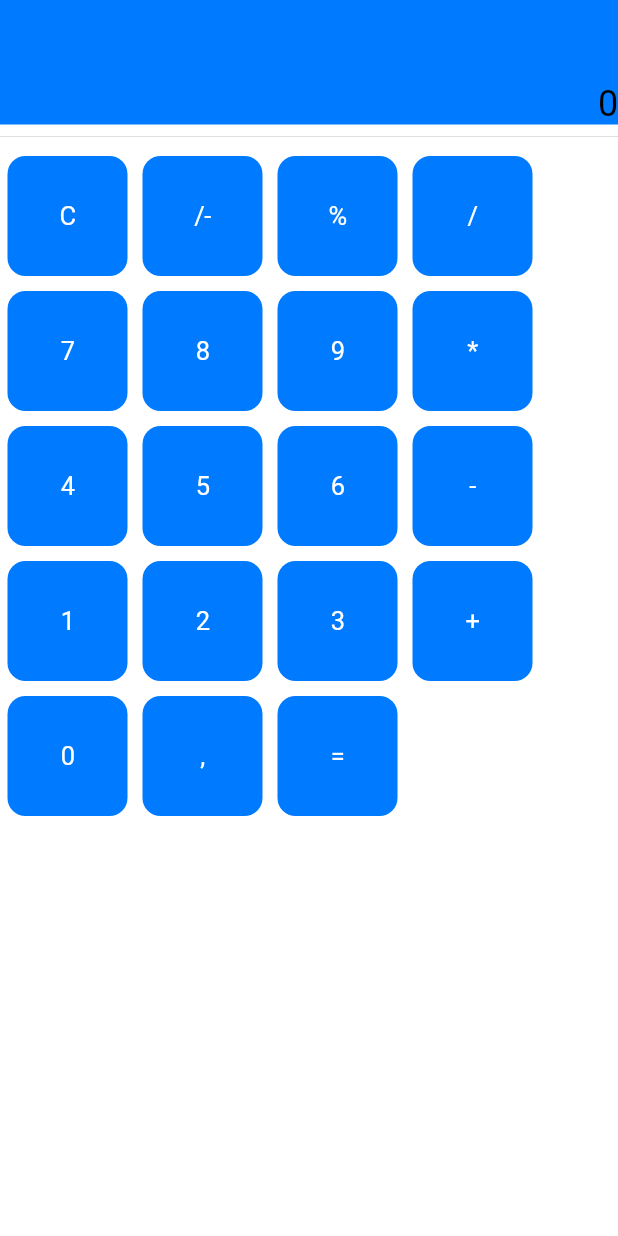
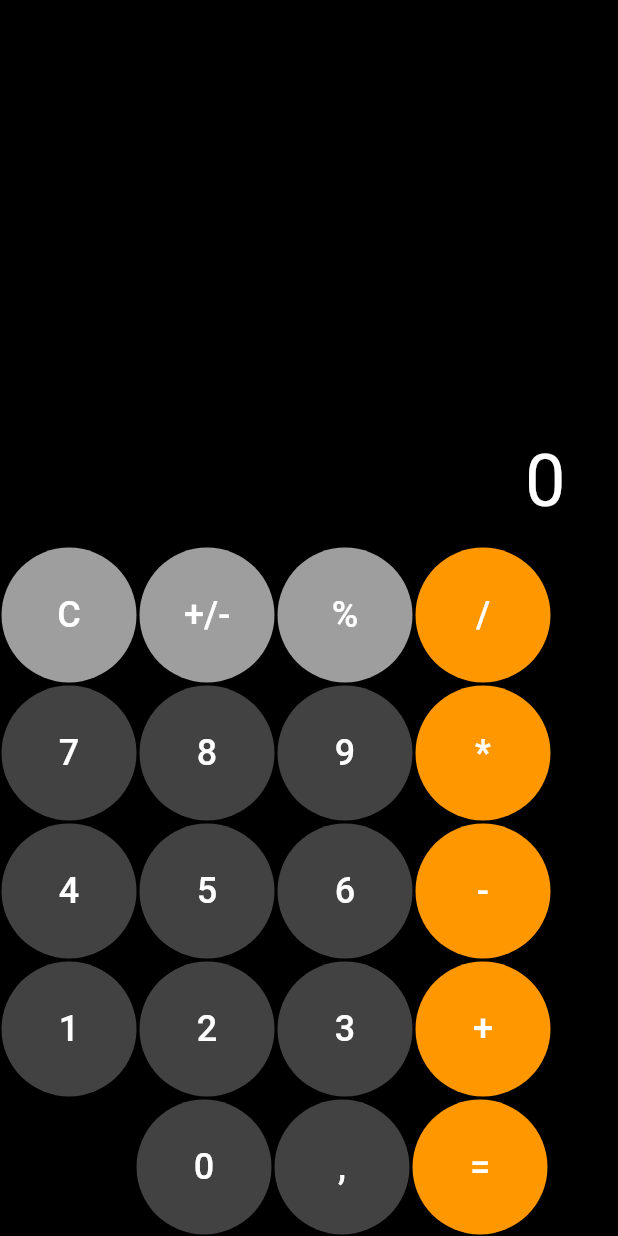
Before and after one commit to aty13/calculator, a Flutter app: the screen it shows after launch, on a phone screen of 412 x 824 dp. Run offline on Flutter 3.47's test engine with Material 2 defaults, Android fonts, the phone set to English and light mode, and no system bars.

Commit message:
updated design

```diff
--- a/lib/main.dart
+++ b/lib/main.dart
@@ -1,8 +1,8 @@
+import 'package:flutter/material.dart';
+import 'package:calculator/widgets/calculator.dart';
+
+import 'package:provider/provider.dart';
 import 'package:calculator/providers/result.dart';
-import 'package:flutter/cupertino.dart';
-import 'package:provider/provider.dart';
-
-import './widgets/calculator.dart';
 
 void main() => runApp(const CalculatorApp());
 
@@ -13,8 +13,9 @@ class CalculatorApp extends StatelessWidget {
   Widget build(BuildContext context) {
     return ChangeNotifierProvider.value(
       value: Result(),
-      child: CupertinoApp(
-        title: 'Flutter Demo',
+      child: const MaterialApp(
+        debugShowCheckedModeBanner: false,
+        title: 'Flutter Calculator',
         home: Calculator(),
       ),
     );
--- a/lib/widgets/button.dart
+++ b/lib/widgets/button.dart
@@ -1,38 +1,35 @@
-import 'package:flutter/cupertino.dart';
+import 'package:flutter/material.dart';
 
-class CalcButton extends StatefulWidget {
-  String label;
-  VoidCallback onTap;
-  //Color color;
+class CalculatorButton extends StatelessWidget {
+  final String label;
+  final Color color;
+  final VoidCallback onTap;
 
-  CalcButton({
+  const CalculatorButton({
     Key? key,
     required this.label,
+    required this.color,
     required this.onTap,
-    //required this.color,
   }) : super(key: key);
 
   @override
-  _CalcButtonState createState() => _CalcButtonState();
-}
-
-class _CalcButtonState extends State<CalcButton> {
-  @override
   Widget build(BuildContext context) {
     return Container(
-      padding: EdgeInsets.all(5),
+      margin: const EdgeInsets.all(1),
+      padding: const EdgeInsets.all(5),
       height: 90,
       width: 90,
-      child: CupertinoButton.filled(
-        //alignment: Alignment.center,
+      decoration: BoxDecoration(color: color, borderRadius: BorderRadius.circular(50)),
+      child: TextButton(
         child: Align(
           alignment: Alignment.center,
           child: Text(
-            widget.label,
+            label,
             textAlign: TextAlign.center,
+            style: const TextStyle(color: Colors.white, fontSize: 24),
           ),
         ),
-        onPressed: widget.onTap,
+        onPressed: onTap,
       ),
     );
   }
--- a/lib/widgets/buttons.dart
+++ b/lib/widgets/buttons.dart
@@ -1,44 +1,90 @@
-import 'package:flutter/cupertino.dart';
+import 'package:flutter/material.dart';
 import 'package:provider/provider.dart';
 
-import './button.dart';
-import '../providers/result.dart';
+import 'package:calculator/providers/result.dart';
+import 'package:calculator/widgets/button.dart';
 
 class Buttons extends StatelessWidget {
+  const Buttons({Key? key}) : super(key: key);
+
   @override
   Widget build(BuildContext context) {
-    Result buttonProvider = Provider.of<Result>(context, listen: false);
+    final Result buttonProvider = Provider.of<Result>(context, listen: false);
     return Column(
       children: [
-        Row(children: [
-          CalcButton(label: 'C', onTap: () => buttonProvider.clear()),
-          CalcButton(label: '/-', onTap: () {}),
-          CalcButton(label: '%', onTap: () {}),
-          CalcButton(label: '/', onTap: () => buttonProvider.operand('/'))
-        ]),
-        Row(children: [
-          CalcButton(label: '7', onTap: () => buttonProvider.addNum(7)),
-          CalcButton(label: '8', onTap: () => buttonProvider.addNum(8)),
-          CalcButton(label: '9', onTap: () => buttonProvider.addNum(9)),
-          CalcButton(label: '*', onTap: () => buttonProvider.operand('*'))
-        ]),
-        Row(children: [
-          CalcButton(label: '4', onTap: () => buttonProvider.addNum(4)),
-          CalcButton(label: '5', onTap: () => buttonProvider.addNum(5)),
-          CalcButton(label: '6', onTap: () => buttonProvider.addNum(6)),
-          CalcButton(label: '-', onTap: () => buttonProvider.operand('-'))
-        ]),
-        Row(children: [
-          CalcButton(label: '1', onTap: () => buttonProvider.addNum(1)),
-          CalcButton(label: '2', onTap: () => buttonProvider.addNum(2)),
-          CalcButton(label: '3', onTap: () => buttonProvider.addNum(3)),
-          CalcButton(label: '+', onTap: () => buttonProvider.operand('+'))
-        ]),
-        Row(children: [
-          CalcButton(label: '0', onTap: () => buttonProvider.addNum(0)),
-          CalcButton(label: ',', onTap: () => buttonProvider.addDot()),
-          CalcButton(label: '=', onTap: () => buttonProvider.calculate()),
-        ]),
+        Row(
+          children: [
+            CalculatorButton(
+              label: 'C',
+              color: Colors.grey,
+              onTap: () => buttonProvider.clear(),
+            ),
+            CalculatorButton(
+              label: '+/-',
+              color: Colors.grey,
+              onTap: () {},
+            ),
+            CalculatorButton(
+              label: '%',
+              color: Colors.grey,
+              onTap: () {},
+            ),
+            CalculatorButton(
+              label: '/',
+              color: Colors.orange,
+              onTap: () => buttonProvider.operand('/'),
+            )
+          ],
+        ),
+        Row(
+          children: [
+            CalculatorButton(
+                label: '7', color: Colors.grey.shade800, onTap: () => buttonProvider.addNum(7)),
+            CalculatorButton(
+                label: '8', color: Colors.grey.shade800, onTap: () => buttonProvider.addNum(8)),
+            CalculatorButton(
+                label: '9', color: Colors.grey.shade800, onTap: () => buttonProvider.addNum(9)),
+            CalculatorButton(
+                label: '*', color: Colors.orange, onTap: () => buttonProvider.operand('*'))
+          ],
+        ),
+        Row(
+          children: [
+            CalculatorButton(
+                label: '4', color: Colors.grey.shade800, onTap: () => buttonProvider.addNum(4)),
+            CalculatorButton(
+                label: '5', color: Colors.grey.shade800, onTap: () => buttonProvider.addNum(5)),
+            CalculatorButton(
+                label: '6', color: Colors.grey.shade800, onTap: () => buttonProvider.addNum(6)),
+            CalculatorButton(
+                label: '-', color: Colors.orange, onTap: () => buttonProvider.operand('-'))
+          ],
+        ),
+        Row(
+          children: [
+            CalculatorButton(
+                label: '1', color: Colors.grey.shade800, onTap: () => buttonProvider.addNum(1)),
+            CalculatorButton(
+                label: '2', color: Colors.grey.shade800, onTap: () => buttonProvider.addNum(2)),
+            CalculatorButton(
+                label: '3', color: Colors.grey.shade800, onTap: () => buttonProvider.addNum(3)),
+            CalculatorButton(
+                label: '+', color: Colors.orange, onTap: () => buttonProvider.operand('+'))
+          ],
+        ),
+        Row(
+          children: [
+            const SizedBox(
+              width: 90,
+            ),
+            CalculatorButton(
+                label: '0', color: Colors.grey.shade800, onTap: () => buttonProvider.addNum(0)),
+            CalculatorButton(
+                label: ',', color: Colors.grey.shade800, onTap: () => buttonProvider.addDot()),
+            CalculatorButton(
+                label: '=', color: Colors.orange, onTap: () => buttonProvider.calculate()),
+          ],
+        ),
       ],
     );
   }
--- a/lib/widgets/calculator.dart
+++ b/lib/widgets/calculator.dart
@@ -1,10 +1,11 @@
-import 'package:flutter/cupertino.dart';
 import 'package:flutter/material.dart';
 
-import './display.dart';
-import './buttons.dart';
+import 'package:calculator/widgets/buttons.dart';
+import 'package:calculator/widgets/display.dart';
 
 class Calculator extends StatefulWidget {
+  const Calculator({Key? key}) : super(key: key);
+
   @override
   State<Calculator> createState() => _CalculatorState();
 }
@@ -12,17 +13,17 @@ class Calculator extends StatefulWidget {
 class _CalculatorState extends State<Calculator> {
   @override
   Widget build(BuildContext context) {
-    return CupertinoPageScaffold(
-      backgroundColor: CupertinoColors.white,
-      // navigationBar: const CupertinoNavigationBar(
-      //   middle: Text('Sample Code'),
-      // ),
-      child: Column(
-        children: [
-          Display(),
-          Divider(),
-          Buttons(),
-        ],
+    return Scaffold(
+      backgroundColor: Colors.black,
+      body: SafeArea(
+        child: Column(
+          children: const [
+            Spacer(),
+            Display(),
+            Divider(),
+            Buttons(),
+          ],
+        ),
       ),
     );
   }
--- a/lib/widgets/display.dart
+++ b/lib/widgets/display.dart
@@ -1,9 +1,11 @@
-import 'package:flutter/cupertino.dart';
+import 'package:flutter/material.dart';
 import 'package:provider/provider.dart';
 
-import '../providers/result.dart';
+import 'package:calculator/providers/result.dart';
 
 class Display extends StatefulWidget {
+  const Display({Key? key}) : super(key: key);
+
   @override
   _DisplayState createState() => _DisplayState();
 }
@@ -12,13 +14,18 @@ class _DisplayState extends State<Display> {
   @override
   Widget build(BuildContext context) {
     return Container(
-      color: CupertinoColors.activeBlue,
-      //width: double.infinity,
-      padding: const EdgeInsets.only(top: 55),
+      color: Colors.black,
+      padding: const EdgeInsets.only(
+        top: 75,
+        right: 35,
+      ),
       alignment: Alignment.topRight,
       child: Text(
         Provider.of<Result>(context).result,
-        style: const TextStyle(fontSize: 24),
+        style: const TextStyle(
+          fontSize: 48,
+          color: Colors.white,
+        ),
       ),
     );
   }
```
Also changed, not shown: pubspec.lock, 6 other files.
